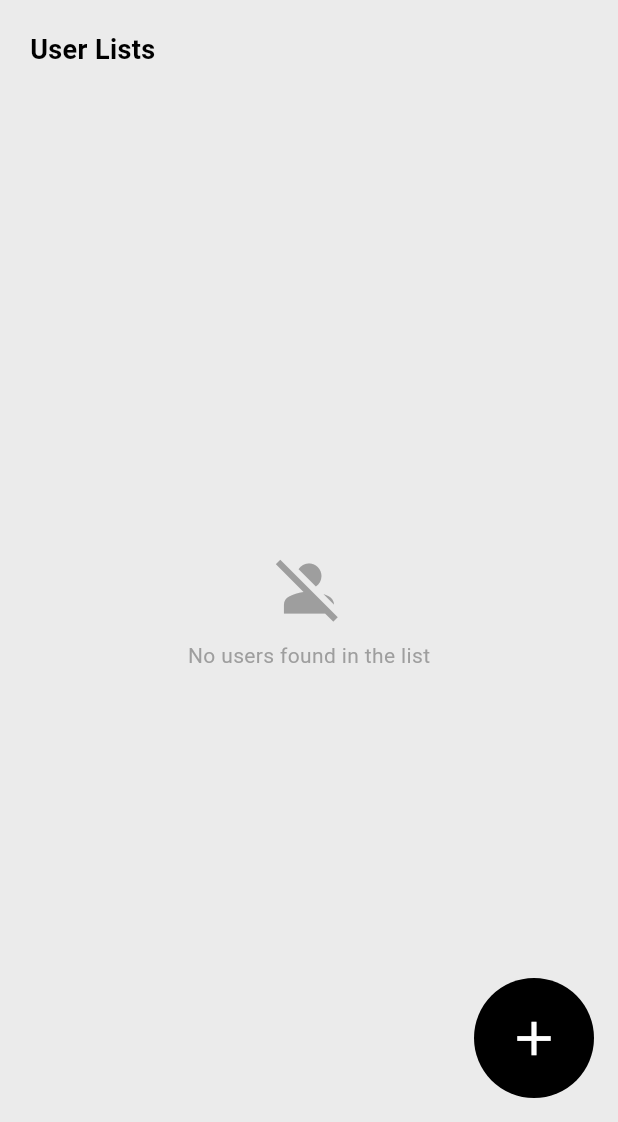
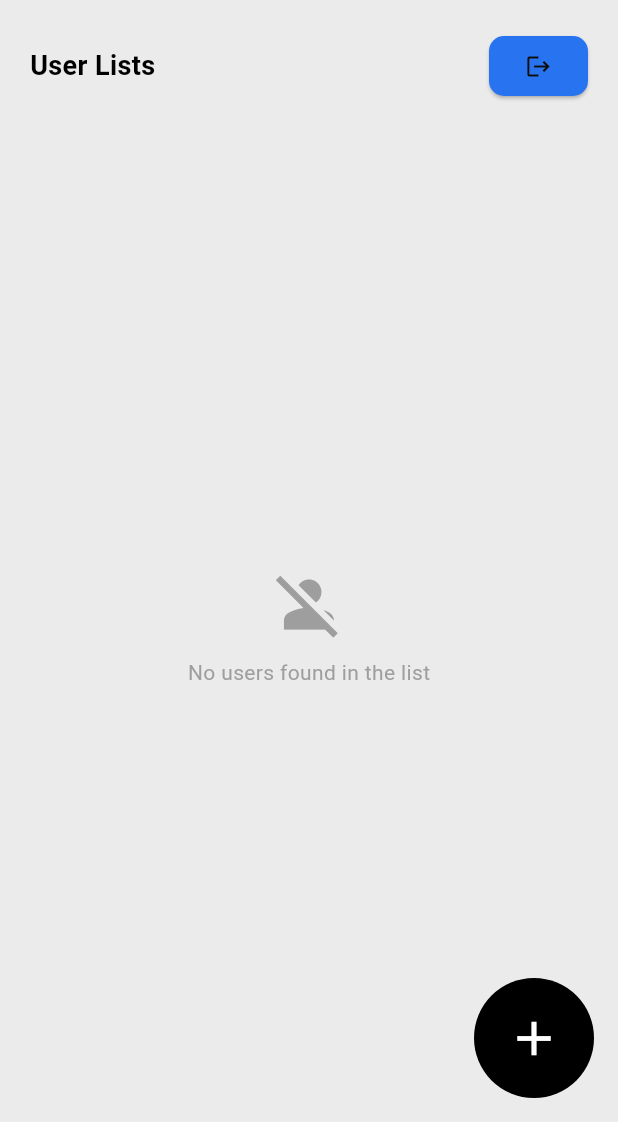
Before and after one commit to fasilmon96/totalxproject, a Flutter app: the HomeScreen screen opened directly, on a phone screen of 412 x 824 dp, the part 114-1236 px from its top. Run offline on Flutter 3.47's test engine with Material 3 defaults, Android fonts, the phone set to English and light mode, and no system bars; our stand-ins replace cloud_firestore, firebase_auth, firebase_core, firebase_storage, flutter_riverpod, flutter_svg and 2 more; missing offline and left inert: cloudinary_public; accounts and stored records are empty.

Commit message:
updating main and auth repository

```diff
--- a/lib/features/auth/screen/login_screen.dart
+++ b/lib/features/auth/screen/login_screen.dart
@@ -20,7 +20,6 @@ class _LoginScreenState extends ConsumerState<LoginScreen> {
   void signInWithGoogle(){
     ref.read(authControllerProvider).signInWithGoogle(context);
   }
-
 
   @override
   Widget build(BuildContext context) {
--- a/lib/features/home/screen/home_screen.dart
+++ b/lib/features/home/screen/home_screen.dart
@@ -9,6 +9,8 @@ import 'package:totalxproject/core/providers/providers.dart';
 import 'package:totalxproject/features/home/controller/home_controller.dart';
 import 'package:totalxproject/features/user_management/screen/add_user_screen.dart';
 
+import '../../auth/controller/auth_controller.dart';
+
 
 class HomeScreen extends ConsumerStatefulWidget {
   const HomeScreen({super.key});
@@ -18,6 +20,11 @@ class HomeScreen extends ConsumerStatefulWidget {
 }
 
 class _HomeScreenState extends ConsumerState<HomeScreen> {
+
+
+  void logout(){
+    ref.read(authControllerProvider).logout(context);
+  }
 
   @override
   Widget build(BuildContext context) {
@@ -84,8 +91,30 @@ class _HomeScreenState extends ConsumerState<HomeScreen> {
                 ],
               ),
               SizedBox(height: 20,),
-              Text("User Lists",
-                style:AppTextStyles.title,),
+              Row(
+                mainAxisAlignment: MainAxisAlignment.spaceBetween,
+                children: [
+                  Text("User Lists",
+                    style:AppTextStyles.title,),
+
+                  ElevatedButton(
+                    style: ElevatedButton.styleFrom(
+                      backgroundColor: AppColors.accentBlue,
+                      elevation: 1,
+                      shape: RoundedRectangleBorder(
+                        borderRadius: BorderRadius.circular(10)
+                      )
+                    ),
+                      onPressed: () {
+                       logout();
+                      },
+                      child: Icon(
+                        Icons.logout,
+                        color: AppColors.filterBtn,
+                      )
+                  )
+                ],
+              ),
               SizedBox(height: 20,),
               userAsync.when(
                   data: (allUsers) {
```
Also changed, not shown: lib/core/providers/providers.dart (+5 -2 lines), lib/features/auth/controller/auth_controller.dart (+15 -4 lines), lib/features/auth/repository/auth_repository.dart (+33 -16 lines), lib/main.dart (+41 -10 lines).
